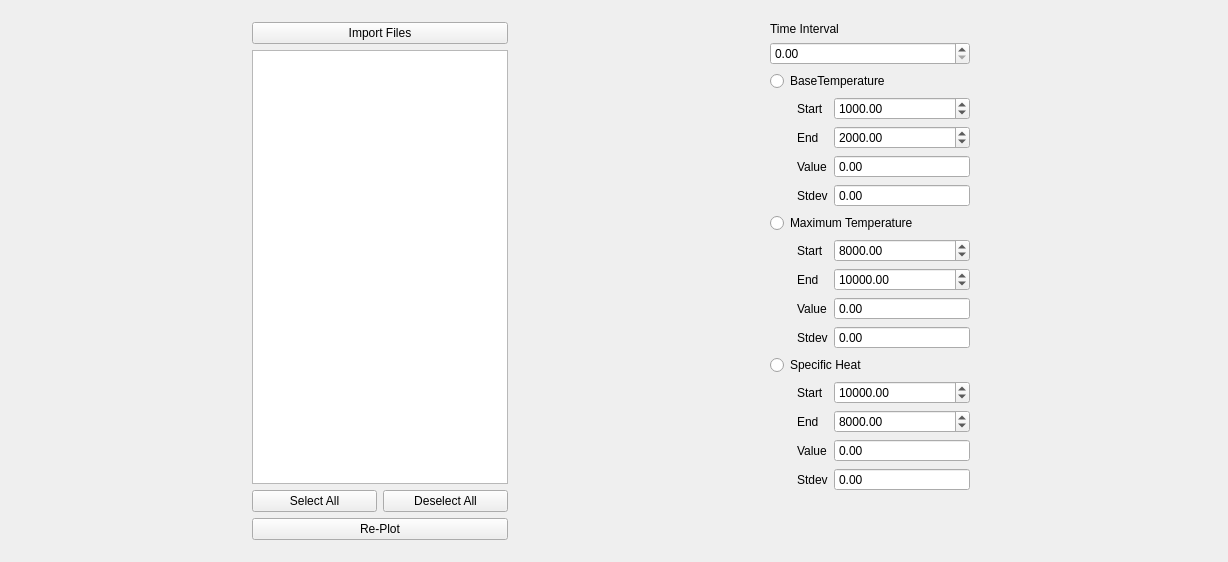
PatrickChin/Lab-Fast, file lowtempcal/mainwindow.ui: the form before one commit.
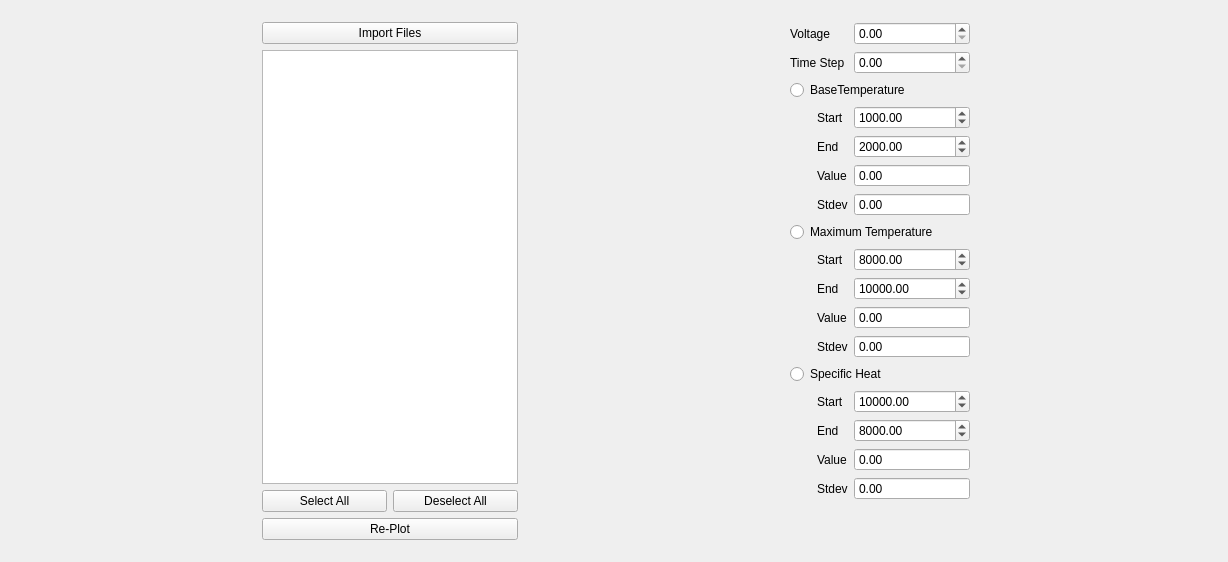
The form after the commit.

Commit message: added radio enable/dissable, toolbar, legend

The edit to the form file:
```diff
--- a/lowtempcal/mainwindow.ui
+++ b/lowtempcal/mainwindow.ui
@@ -123,7 +123,7 @@
       </property>
       <property name="minimumSize">
        <size>
-        <width>230</width>
+        <width>200</width>
         <height>440</height>
        </size>
       </property>
@@ -132,17 +132,17 @@
         <number>15</number>
        </property>
        <property name="rightMargin">
-        <number>15</number>
+        <number>5</number>
        </property>
-       <item row="2" column="0" colspan="2">
+       <item row="5" column="0" colspan="2">
         <widget class="QRadioButton" name="tbase_radio">
          <property name="text">
           <string>BaseTemperature</string>
          </property>
         </widget>
        </item>
-       <item row="3" column="0">
-        <widget class="QLabel" name="label_1">
+       <item row="6" column="0">
+        <widget class="QLabel" name="label_tbase_start">
          <property name="text">
           <string>Start</string>
          </property>
@@ -157,7 +157,7 @@
          </property>
         </widget>
        </item>
-       <item row="3" column="1">
+       <item row="6" column="1">
         <widget class="QDoubleSpinBox" name="tbase_start">
          <property name="maximum">
           <double>50000.000000000000000</double>
@@ -167,8 +167,8 @@
          </property>
         </widget>
        </item>
-       <item row="4" column="0">
-        <widget class="QLabel" name="label_2">
+       <item row="7" column="0">
+        <widget class="QLabel" name="label_tbase_end">
          <property name="text">
           <string>End</string>
          </property>
@@ -177,7 +177,7 @@
          </property>
         </widget>
        </item>
-       <item row="4" column="1">
+       <item row="7" column="1">
         <widget class="QDoubleSpinBox" name="tbase_end">
          <property name="buttonSymbols">
           <enum>QAbstractSpinBox::UpDownArrows</enum>
@@ -190,8 +190,8 @@
          </property>
         </widget>
        </item>
-       <item row="5" column="0">
-        <widget class="QLabel" name="label_3">
+       <item row="8" column="0">
+        <widget class="QLabel" name="label_tbase_value">
          <property name="text">
           <string>Value</string>
          </property>
@@ -200,7 +200,7 @@
          </property>
         </widget>
        </item>
-       <item row="5" column="1">
+       <item row="8" column="1">
         <widget class="QDoubleSpinBox" name="tbase_value">
          <property name="readOnly">
           <bool>true</bool>
@@ -210,8 +210,8 @@
          </property>
         </widget>
        </item>
-       <item row="6" column="0">
-        <widget class="QLabel" name="label_7">
+       <item row="9" column="0">
+        <widget class="QLabel" name="label_tbase_std">
          <property name="text">
           <string>Stdev</string>
          </property>
@@ -220,7 +220,7 @@
          </property>
         </widget>
        </item>
-       <item row="6" column="1">
+       <item row="9" column="1">
         <widget class="QDoubleSpinBox" name="tbase_std">
          <property name="readOnly">
           <bool>true</bool>
@@ -230,15 +230,15 @@
          </property>
         </widget>
        </item>
-       <item row="7" column="0" colspan="2">
+       <item row="10" column="0" colspan="2">
         <widget class="QRadioButton" name="tmax_radio">
          <property name="text">
           <string>Maximum Temperature</string>
          </property>
         </widget>
        </item>
-       <item row="8" column="0">
-        <widget class="QLabel" name="label_6">
+       <item row="11" column="0">
+        <widget class="QLabel" name="label_tmax_start">
          <property name="text">
           <string>Start</string>
          </property>
@@ -247,7 +247,7 @@
          </property>
         </widget>
        </item>
-       <item row="8" column="1">
+       <item row="11" column="1">
         <widget class="QDoubleSpinBox" name="tmax_start">
          <property name="buttonSymbols">
           <enum>QAbstractSpinBox::UpDownArrows</enum>
@@ -260,8 +260,8 @@
          </property>
         </widget>
        </item>
-       <item row="9" column="0">
-        <widget class="QLabel" name="label_5">
+       <item row="12" column="0">
+        <widget class="QLabel" name="label_tmax_end">
          <property name="text">
           <string>End</string>
          </property>
@@ -270,7 +270,7 @@
          </property>
         </widget>
        </item>
-       <item row="9" column="1">
+       <item row="12" column="1">
         <widget class="QDoubleSpinBox" name="tmax_end">
          <property name="maximum">
           <double>50000.000000000000000</double>
@@ -280,8 +280,8 @@
          </property>
         </widget>
        </item>
-       <item row="10" column="0">
-        <widget class="QLabel" name="label_4">
+       <item row="13" column="0">
+        <widget class="QLabel" name="label_tmax_value">
          <property name="text">
           <string>Value</string>
          </property>
@@ -290,7 +290,7 @@
          </property>
         </widget>
        </item>
-       <item row="10" column="1">
+       <item row="13" column="1">
         <widget class="QDoubleSpinBox" name="tmax_value">
          <property name="readOnly">
           <bool>true</bool>
@@ -300,8 +300,8 @@
          </property>
         </widget>
        </item>
-       <item row="11" column="0">
-        <widget class="QLabel" name="label_8">
+       <item row="14" column="0">
+        <widget class="QLabel" name="label_tmax_std">
          <property name="text">
           <string>Stdev</string>
          </property>
@@ -310,7 +310,7 @@
          </property>
         </widget>
        </item>
-       <item row="11" column="1">
+       <item row="14" column="1">
         <widget class="QDoubleSpinBox" name="tmax_std">
          <property name="readOnly">
           <bool>true</bool>
@@ -320,15 +320,15 @@
          </property>
         </widget>
        </item>
-       <item row="12" column="0" colspan="2">
+       <item row="15" column="0" colspan="2">
         <widget class="QRadioButton" name="cv_radio">
          <property name="text">
           <string>Specific Heat </string>
          </property>
         </widget>
        </item>
-       <item row="13" column="0">
-        <widget class="QLabel" name="label_12">
+       <item row="16" column="0">
+        <widget class="QLabel" name="label_cv_start">
          <property name="text">
           <string>Start</string>
          </property>
@@ -337,7 +337,7 @@
          </property>
         </widget>
        </item>
-       <item row="13" column="1">
+       <item row="16" column="1">
         <widget class="QDoubleSpinBox" name="cv_start">
          <property name="maximum">
           <double>50000.000000000000000</double>
@@ -347,8 +347,8 @@
          </property>
         </widget>
        </item>
-       <item row="14" column="0">
-        <widget class="QLabel" name="label_9">
+       <item row="17" column="0">
+        <widget class="QLabel" name="label_cv_end">
          <property name="text">
           <string>End</string>
          </property>
@@ -357,7 +357,7 @@
          </property>
         </widget>
        </item>
-       <item row="14" column="1">
+       <item row="17" column="1">
         <widget class="QDoubleSpinBox" name="cv_end">
          <property name="buttonSymbols">
           <enum>QAbstractSpinBox::UpDownArrows</enum>
@@ -370,8 +370,8 @@
          </property>
         </widget>
        </item>
-       <item row="15" column="0">
-        <widget class="QLabel" name="label_11">
+       <item row="18" column="0">
+        <widget class="QLabel" name="label_cv_value">
          <property name="text">
           <string>Value</string>
          </property>
@@ -380,7 +380,7 @@
          </property>
         </widget>
        </item>
-       <item row="15" column="1">
+       <item row="18" column="1">
         <widget class="QDoubleSpinBox" name="cv_value">
          <property name="readOnly">
           <bool>true</bool>
@@ -390,8 +390,8 @@
          </property>
         </widget>
        </item>
-       <item row="16" column="0">
-        <widget class="QLabel" name="label_10">
+       <item row="19" column="0">
+        <widget class="QLabel" name="label_cv_std">
          <property name="text">
           <string>Stdev</string>
          </property>
@@ -400,7 +400,7 @@
          </property>
         </widget>
        </item>
-       <item row="16" column="1">
+       <item row="19" column="1">
         <widget class="QDoubleSpinBox" name="cv_std">
          <property name="readOnly">
           <bool>true</bool>
@@ -410,14 +410,24 @@
          </property>
         </widget>
        </item>
-       <item row="0" column="0" colspan="2">
-        <widget class="QLabel" name="label">
+       <item row="0" column="0">
+        <widget class="QLabel" name="label_voltage">
          <property name="text">
-          <string>Time Interval</string>
+          <string>Voltage</string>
          </property>
         </widget>
        </item>
-       <item row="1" column="0" colspan="2">
+       <item row="0" column="1">
+        <widget class="QDoubleSpinBox" name="spinbox_voltage"/>
+       </item>
+       <item row="2" column="0">
+        <widget class="QLabel" name="label_dt">
+         <property name="text">
+          <string>Time Step</string>
+         </property>
+        </widget>
+       </item>
+       <item row="2" column="1">
         <widget class="QDoubleSpinBox" name="spinbox_dt"/>
        </item>
       </layout>
```
Left out of the diff: 54 changed lines with no effect on the pictures. The commit also changes 1 other file.
